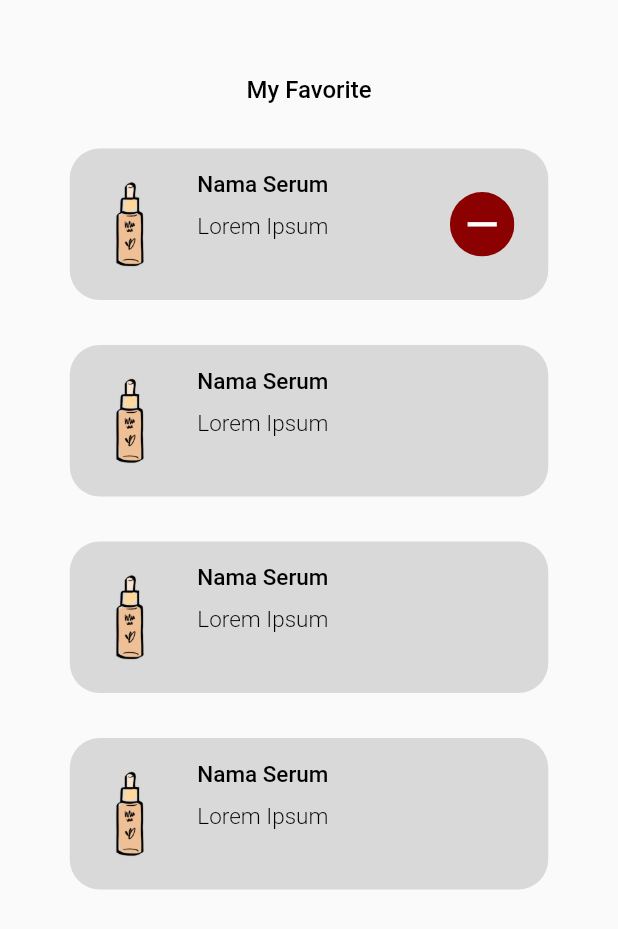
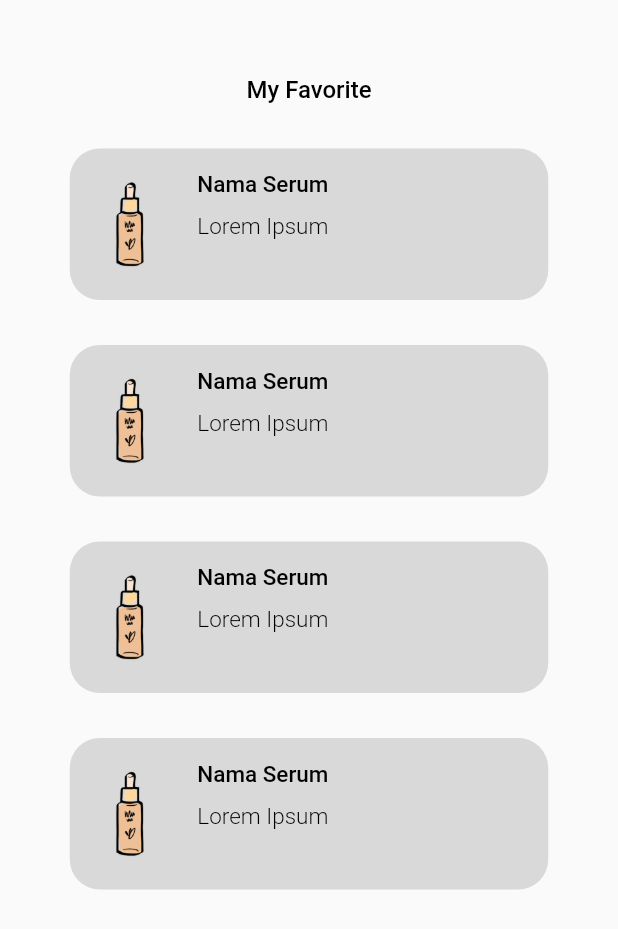
Before and after one commit to Kelompok-PAPB-GlowSkin/flutter_glowskin, a Flutter app: the FavoritePage screen opened directly, on a phone screen of 412 x 824 dp. Shown: the top 929 px of the screen. Run offline on Flutter 3.47's test engine with Material 2 defaults, Android fonts, the phone set to English and light mode, and no system bars; missing offline and left inert: dart:ffi.

Commit message:
Update favoritepage.dart
sementara gini dulu ntar buttonnya ku pikir lagi

```diff
--- a/lib/users/favoritepage.dart
+++ b/lib/users/favoritepage.dart
@@ -81,24 +81,6 @@ class _FavoritePageState extends State<FavoritePage> {
                               ],
                             ),
                           ),
-                          Container(
-                            margin: const EdgeInsets.only(
-                              left: 76, right: 10),
-                            height: 43,
-                            child: SizedBox.fromSize(
-                              size: Size(43, 33),
-                              child: ClipOval(
-                                  child: Material(
-                                color: Color.fromARGB(255, 139, 1, 1),
-                                child: InkWell(
-                                  onTap: () {},
-                                  child: Icon(
-                                    Icons.remove,
-                                    color: Colors.white,
-                                    size: 33,
-                                    ),),
-                                    )),
-                                    ),)
                         ],
                       ),
                     )
```
